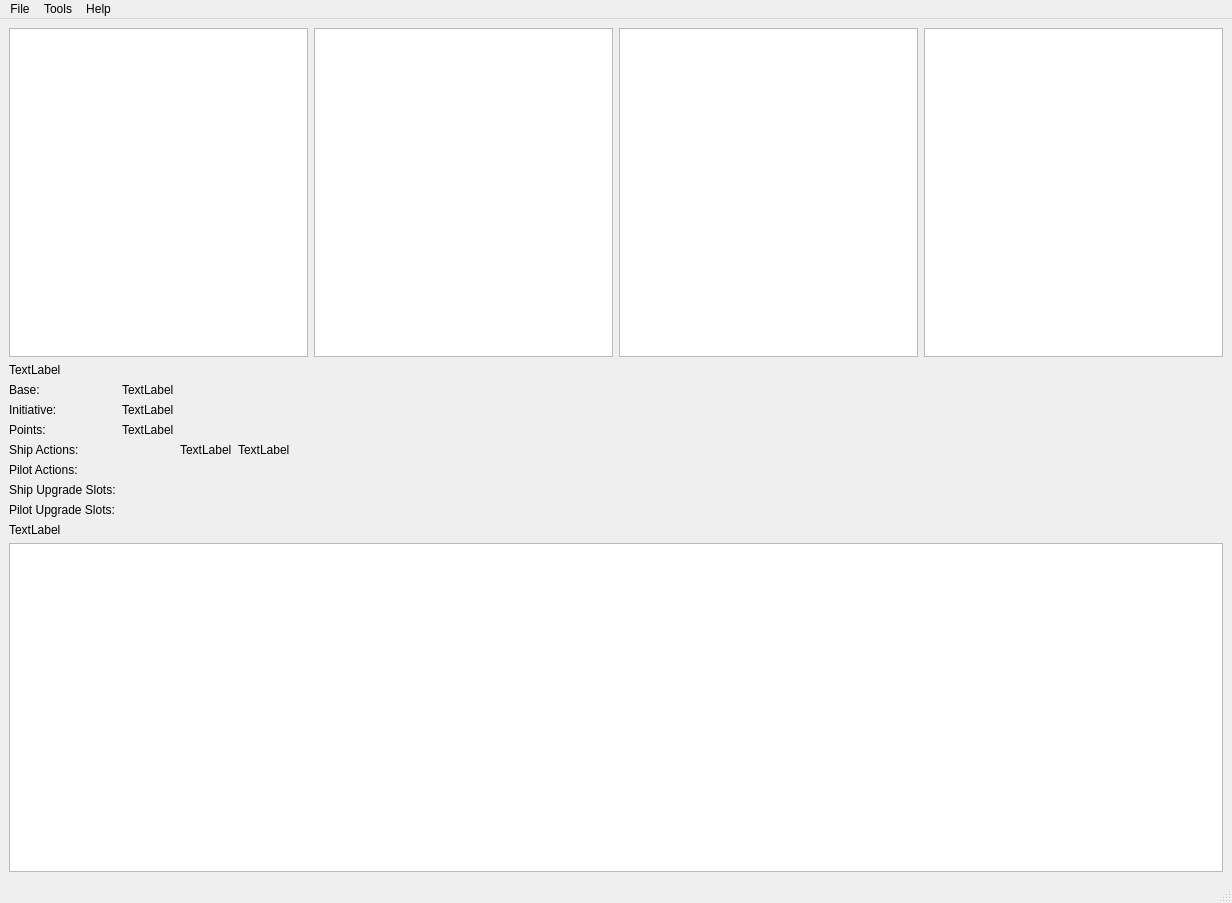
This is qt_designer/main_window.ui in flipperlord/x-wing-squad-builder as Qt 5 draws it before an edit. The edited form follows.
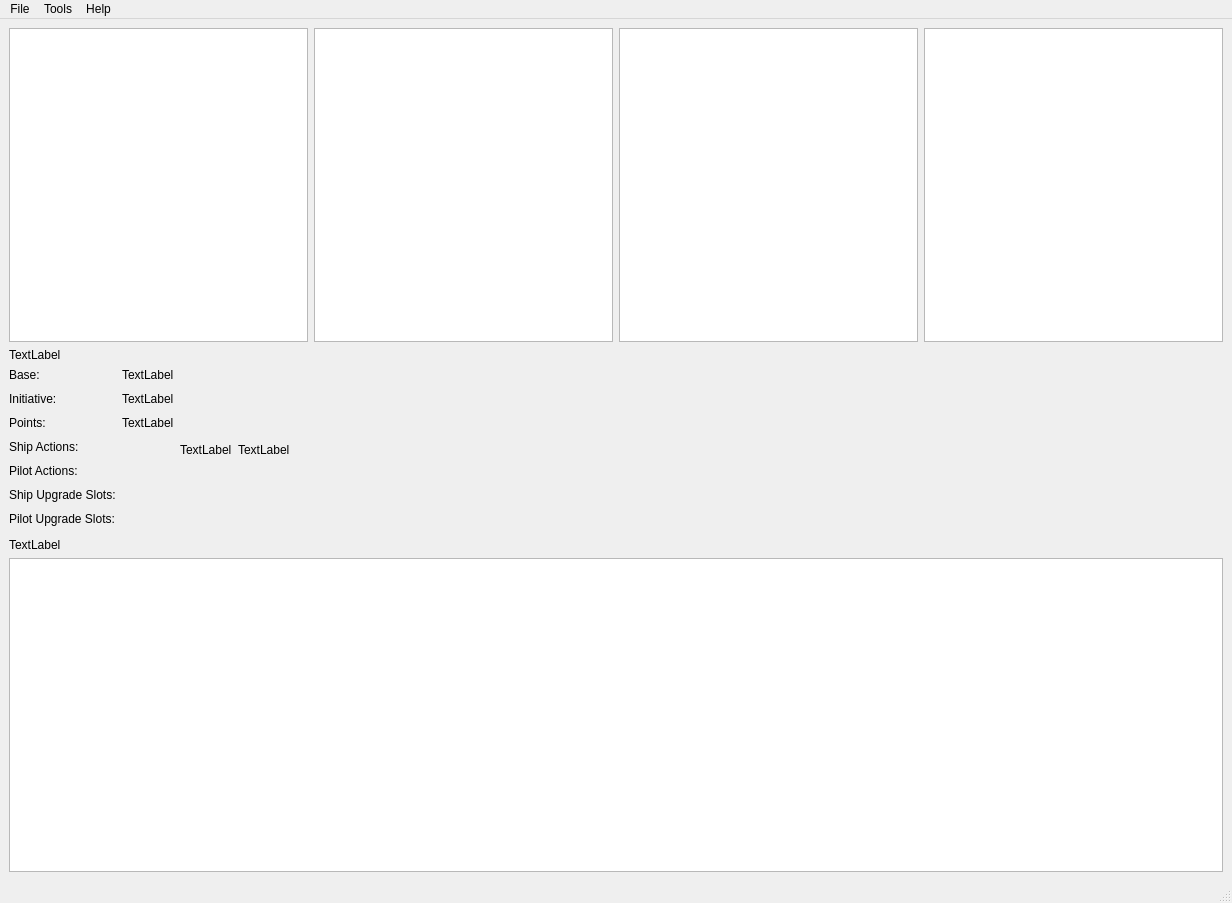
This is the edited form. Icons and pictures are not drawn.

The edit to the form file:
```diff
--- a/qt_designer/main_window.ui
+++ b/qt_designer/main_window.ui
@@ -78,8 +78,24 @@
      <layout class="QHBoxLayout" name="horizontalLayout">
       <item>
        <layout class="QVBoxLayout" name="ship_aggregate">
+        <property name="spacing">
+         <number>6</number>
+        </property>
+        <item>
+         <widget class="QLabel" name="ship_name_label">
+          <property name="text">
+           <string>TextLabel</string>
+          </property>
+         </widget>
+        </item>
         <item>
          <layout class="QGridLayout" name="ship_information_2">
+          <property name="bottomMargin">
+           <number>6</number>
+          </property>
+          <property name="verticalSpacing">
+           <number>10</number>
+          </property>
           <item row="6" column="0">
            <widget class="QLabel" name="label_9">
             <property name="text">
@@ -125,13 +141,6 @@
             </property>
            </widget>
           </item>
-          <item row="0" column="0">
-           <widget class="QLabel" name="ship_name_label">
-            <property name="text">
-             <string>TextLabel</string>
-            </property>
-           </widget>
-          </item>
           <item row="4" column="0">
            <widget class="QLabel" name="label_7">
             <property name="text">
@@ -167,7 +176,11 @@
            </widget>
           </item>
           <item row="7" column="1">
-           <layout class="QHBoxLayout" name="pilot_upgrade_slot_layout"/>
+           <layout class="QHBoxLayout" name="pilot_upgrade_slot_layout">
+            <property name="bottomMargin">
+             <number>0</number>
+            </property>
+           </layout>
           </item>
          </layout>
         </item>
@@ -182,6 +195,12 @@
       </item>
       <item>
        <widget class="QLabel" name="pilot_image_label">
+        <property name="maximumSize">
+         <size>
+          <width>1000</width>
+          <height>1000</height>
+         </size>
+        </property>
         <property name="text">
          <string>TextLabel</string>
         </property>
@@ -189,6 +208,12 @@
       </item>
       <item>
        <widget class="QLabel" name="upgrade_image_label">
+        <property name="maximumSize">
+         <size>
+          <width>1000</width>
+          <height>1000</height>
+         </size>
+        </property>
         <property name="text">
          <string>TextLabel</string>
         </property>
```
